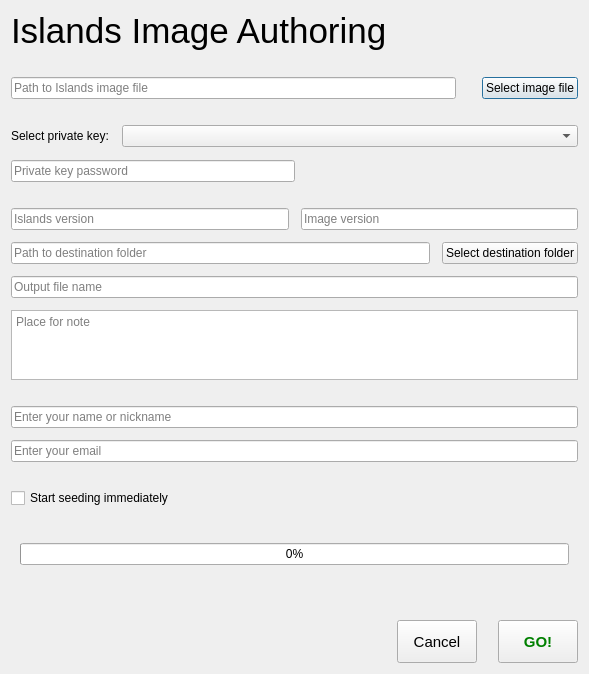
Old version of the form island-manager/views/image_authoring_form/image_authoring_form.ui in the repository viocost/islands.
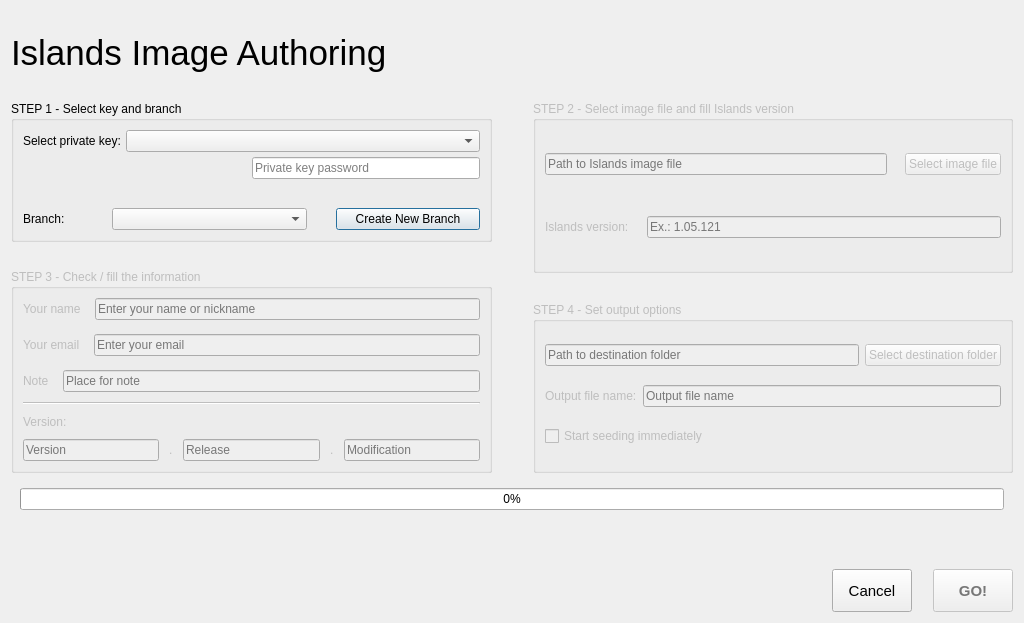
New version of the form.

Commit message: Version management partially implemented

```diff
--- a/island-manager/views/image_authoring_form/image_authoring_form.ui
+++ b/island-manager/views/image_authoring_form/image_authoring_form.ui
@@ -9,17 +9,14 @@
    <rect>
     <x>0</x>
     <y>0</y>
-    <width>589</width>
-    <height>651</height>
+    <width>1024</width>
+    <height>623</height>
    </rect>
   </property>
   <property name="windowTitle">
    <string>Dialog</string>
   </property>
-  <layout class="QVBoxLayout" name="verticalLayout_5">
-   <property name="spacing">
-    <number>26</number>
-   </property>
+  <layout class="QVBoxLayout" name="verticalLayout_11">
    <item>
     <widget class="QLabel" name="form_title">
      <property name="font">
@@ -33,27 +30,37 @@
     </widget>
    </item>
    <item>
-    <layout class="QHBoxLayout" name="horizontalLayout">
+    <layout class="QHBoxLayout" name="horizontalLayout_8">
+     <property name="spacing">
+      <number>41</number>
+     </property>
      <item>
-      <widget class="QLineEdit" name="source_file">
-       <property name="placeholderText">
-        <string>Path to Islands image file</string>
+      <layout class="QVBoxLayout" name="verticalLayout_9">
+       <property name="spacing">
+        <number>27</number>
        </property>
-      </widget>
-     </item>
      <item>
-      <widget class="QPushButton" name="btn_select_source">
-       <property name="text">
-        <string>Select image file</string>
-       </property>
-      </widget>
-     </item>
-    </layout>
-   </item>
+        <widget class="QGroupBox" name="groupBox">
+         <property name="font">
+          <font>
+           <weight>50</weight>
+           <bold>false</bold>
+          </font>
+         </property>
+         <property name="title">
+          <string>STEP 1 - Select key and branch</string>
+         </property>
+         <property name="flat">
+          <bool>false</bool>
+         </property>
+         <layout class="QVBoxLayout" name="verticalLayout_2">
+          <property name="spacing">
+           <number>29</number>
+          </property>
    <item>
     <layout class="QVBoxLayout" name="verticalLayout">
      <property name="spacing">
-      <number>13</number>
+             <number>5</number>
      </property>
      <item>
       <layout class="QHBoxLayout" name="horizontalLayout_2">
@@ -87,6 +94,19 @@
      </item>
      <item>
       <layout class="QHBoxLayout" name="horizontalLayout_6">
+              <item>
+               <spacer name="horizontalSpacer_2">
+                <property name="orientation">
+                 <enum>Qt::Horizontal</enum>
+                </property>
+                <property name="sizeHint" stdset="0">
+                 <size>
+                  <width>40</width>
+                  <height>20</height>
+                 </size>
+                </property>
+               </spacer>
+              </item>
        <item>
         <widget class="QLineEdit" name="private_key_password">
          <property name="echoMode">
@@ -97,46 +117,258 @@
          </property>
         </widget>
        </item>
+             </layout>
+            </item>
+           </layout>
+          </item>
        <item>
-        <spacer name="horizontalSpacer_2">
+           <layout class="QHBoxLayout" name="horizontalLayout_7">
+            <item>
+             <widget class="QLabel" name="label_2">
+              <property name="maximumSize">
+               <size>
+                <width>60</width>
+                <height>16777215</height>
+               </size>
+              </property>
+              <property name="text">
+               <string>Branch:</string>
+              </property>
+             </widget>
+            </item>
+            <item>
+             <widget class="QComboBox" name="select_branch"/>
+            </item>
+            <item>
+             <widget class="QPushButton" name="btn_create_branch">
+              <property name="maximumSize">
+               <size>
+                <width>144</width>
+                <height>16777215</height>
+               </size>
+              </property>
+              <property name="text">
+               <string>Create New Branch</string>
+              </property>
+             </widget>
+            </item>
+           </layout>
+          </item>
+         </layout>
+        </widget>
+       </item>
+       <item>
+        <widget class="QGroupBox" name="groupBox_3">
+         <property name="enabled">
+          <bool>false</bool>
+         </property>
+         <property name="title">
+          <string>STEP 3 - Check / fill the information</string>
+         </property>
+         <layout class="QVBoxLayout" name="verticalLayout_7">
+          <property name="spacing">
+           <number>10</number>
+          </property>
+          <item>
+           <layout class="QVBoxLayout" name="verticalLayout_3">
+            <property name="spacing">
+             <number>14</number>
+            </property>
+            <item>
+             <layout class="QHBoxLayout" name="horizontalLayout_10">
+              <item>
+               <widget class="QLabel" name="label_4">
+                <property name="text">
+                 <string>Your name</string>
+                </property>
+               </widget>
+              </item>
+              <item>
+               <widget class="QLineEdit" name="publisher">
+                <property name="placeholderText">
+                 <string>Enter your name or nickname</string>
+                </property>
+               </widget>
+              </item>
+             </layout>
+            </item>
+            <item>
+             <layout class="QHBoxLayout" name="horizontalLayout_9">
+              <item>
+               <widget class="QLabel" name="label_5">
+                <property name="text">
+                 <string>Your email</string>
+                </property>
+               </widget>
+              </item>
+              <item>
+               <widget class="QLineEdit" name="publisher_email">
+                <property name="placeholderText">
+                 <string>Enter your email</string>
+                </property>
+               </widget>
+              </item>
+             </layout>
+            </item>
+            <item>
+             <layout class="QHBoxLayout" name="horizontalLayout_11">
+              <item>
+               <widget class="QLabel" name="label_6">
+                <property name="text">
+                 <string>Note</string>
+                </property>
+               </widget>
+              </item>
+              <item>
+               <widget class="QLineEdit" name="note">
+                <property name="text">
+                 <string/>
+                </property>
+                <property name="placeholderText">
+                 <string>Place for note</string>
+                </property>
+               </widget>
+              </item>
+             </layout>
+            </item>
+           </layout>
+          </item>
+          <item>
+           <widget class="Line" name="line">
          <property name="orientation">
           <enum>Qt::Horizontal</enum>
          </property>
-         <property name="sizeHint" stdset="0">
-          <size>
-           <width>40</width>
-           <height>20</height>
-          </size>
-         </property>
-        </spacer>
-       </item>
+           </widget>
+          </item>
+          <item>
+           <layout class="QVBoxLayout" name="verticalLayout_6">
+            <item>
+             <widget class="QLabel" name="label_8">
+              <property name="text">
+               <string>Version:</string>
+              </property>
+             </widget>
+            </item>
+            <item>
+             <layout class="QHBoxLayout" name="horizontalLayout_13">
+              <item>
+               <widget class="QLineEdit" name="image_version">
+                <property name="inputMask">
+                 <string>0009</string>
+                </property>
+                <property name="placeholderText">
+                 <string>Version</string>
+                </property>
+               </widget>
+              </item>
+              <item>
+               <widget class="QLabel" name="label_9">
+                <property name="text">
+                 <string>.</string>
+                </property>
+               </widget>
+              </item>
+              <item>
+               <widget class="QLineEdit" name="image_release">
+                <property name="inputMask">
+                 <string>0099</string>
+                </property>
+                <property name="placeholderText">
+                 <string>Release</string>
+                </property>
+               </widget>
+              </item>
+              <item>
+               <widget class="QLabel" name="label_10">
+                <property name="text">
+                 <string>.</string>
+                </property>
+               </widget>
+              </item>
+              <item>
+               <widget class="QLineEdit" name="image_modification">
+                <property name="inputMask">
+                 <string>0099</string>
+                </property>
+                <property name="placeholderText">
+                 <string>Modification</string>
+                </property>
+               </widget>
+              </item>
       </layout>
      </item>
     </layout>
    </item>
+         </layout>
+        </widget>
+       </item>
+      </layout>
+     </item>
    <item>
-    <layout class="QVBoxLayout" name="verticalLayout_2">
+      <layout class="QVBoxLayout" name="verticalLayout_10">
      <property name="spacing">
-      <number>12</number>
-     </property>
+        <number>29</number>
+       </property>
+       <item>
+        <widget class="QGroupBox" name="groupBox_2">
+         <property name="enabled">
+          <bool>false</bool>
+         </property>
+         <property name="title">
+          <string>STEP 2 - Select image file and fill Islands version</string>
+         </property>
+         <layout class="QVBoxLayout" name="verticalLayout_5">
+          <property name="spacing">
+           <number>18</number>
+          </property>
+          <item>
+           <layout class="QHBoxLayout" name="horizontalLayout">
+            <item>
+             <widget class="QLineEdit" name="source_file">
+              <property name="placeholderText">
+               <string>Path to Islands image file</string>
+              </property>
+             </widget>
+            </item>
+            <item>
+             <widget class="QPushButton" name="btn_select_source">
+              <property name="text">
+               <string>Select image file</string>
+              </property>
+             </widget>
+            </item>
+           </layout>
+          </item>
      <item>
       <layout class="QHBoxLayout" name="horizontalLayout_4">
+            <item>
+             <widget class="QLabel" name="label_3">
+              <property name="text">
+               <string>Islands version:</string>
+              </property>
+             </widget>
+            </item>
        <item>
         <widget class="QLineEdit" name="islands_version">
          <property name="placeholderText">
-          <string>Islands version</string>
-         </property>
+               <string>Ex.: 1.05.121</string>
+              </property>
+             </widget>
+            </item>
+           </layout>
+          </item>
+         </layout>
         </widget>
        </item>
        <item>
-        <widget class="QLineEdit" name="image_version">
-         <property name="placeholderText">
-          <string>Image version</string>
+        <widget class="QGroupBox" name="groupBox_4">
+         <property name="enabled">
+          <bool>false</bool>
          </property>
-        </widget>
-       </item>
-      </layout>
-     </item>
+         <property name="title">
+          <string>STEP 4 - Set output options</string>
+         </property>
+         <layout class="QVBoxLayout" name="verticalLayout_8">
      <item>
       <layout class="QHBoxLayout" name="horizontalLayout_3">
        <item>
@@ -159,53 +391,21 @@
       </layout>
      </item>
      <item>
+           <layout class="QHBoxLayout" name="horizontalLayout_12">
+            <item>
+             <widget class="QLabel" name="label_7">
+              <property name="text">
+               <string>Output file name:</string>
+              </property>
+             </widget>
+            </item>
+            <item>
       <widget class="QLineEdit" name="out_filename">
        <property name="placeholderText">
         <string>Output file name</string>
        </property>
       </widget>
      </item>
-     <item>
-      <widget class="QTextEdit" name="note">
-       <property name="placeholderText">
-        <string>Place for note</string>
-       </property>
-      </widget>
-     </item>
-     <item>
-      <spacer name="verticalSpacer">
-       <property name="orientation">
-        <enum>Qt::Vertical</enum>
-       </property>
-       <property name="sizeHint" stdset="0">
-        <size>
-         <width>20</width>
-         <height>40</height>
-        </size>
-       </property>
-      </spacer>
-     </item>
-    </layout>
-   </item>
-   <item>
-    <layout class="QVBoxLayout" name="verticalLayout_3">
-     <property name="spacing">
-      <number>12</number>
-     </property>
-     <item>
-      <widget class="QLineEdit" name="publisher">
-       <property name="placeholderText">
-        <string>Enter your name or nickname</string>
-       </property>
-      </widget>
-     </item>
-     <item>
-      <widget class="QLineEdit" name="publisher_email">
-       <property name="placeholderText">
-        <string>Enter your email</string>
-       </property>
-      </widget>
-     </item>
     </layout>
    </item>
    <item>
@@ -215,6 +415,13 @@
      </property>
     </widget>
    </item>
+         </layout>
+        </widget>
+       </item>
+      </layout>
+     </item>
+    </layout>
+   </item>
    <item>
     <widget class="QWidget" name="progress_wrap" native="true">
      <property name="visible">
@@ -273,6 +480,9 @@
      </item>
      <item>
       <widget class="QPushButton" name="btn_go">
+       <property name="enabled">
+        <bool>false</bool>
+       </property>
        <property name="font">
         <font>
          <pointsize>11</pointsize>
@@ -281,7 +491,18 @@
         </font>
        </property>
        <property name="styleSheet">
-        <string notr="true">height: 35px; color: green;</string>
+        <string notr="true">QPushButton{
+height: 35px;
+}
+
+
+QPushButton:enabled{
+	color: green;
+}
+
+QPushButton:disabled{
+	color: #777;
+}</string>
        </property>
        <property name="text">
         <string>GO!</string>
```
Left out of the diff: 4 changed lines with no effect on the pictures. Lines whose indentation alone changed are shown as unchanged. The commit also changes 7 other files.
